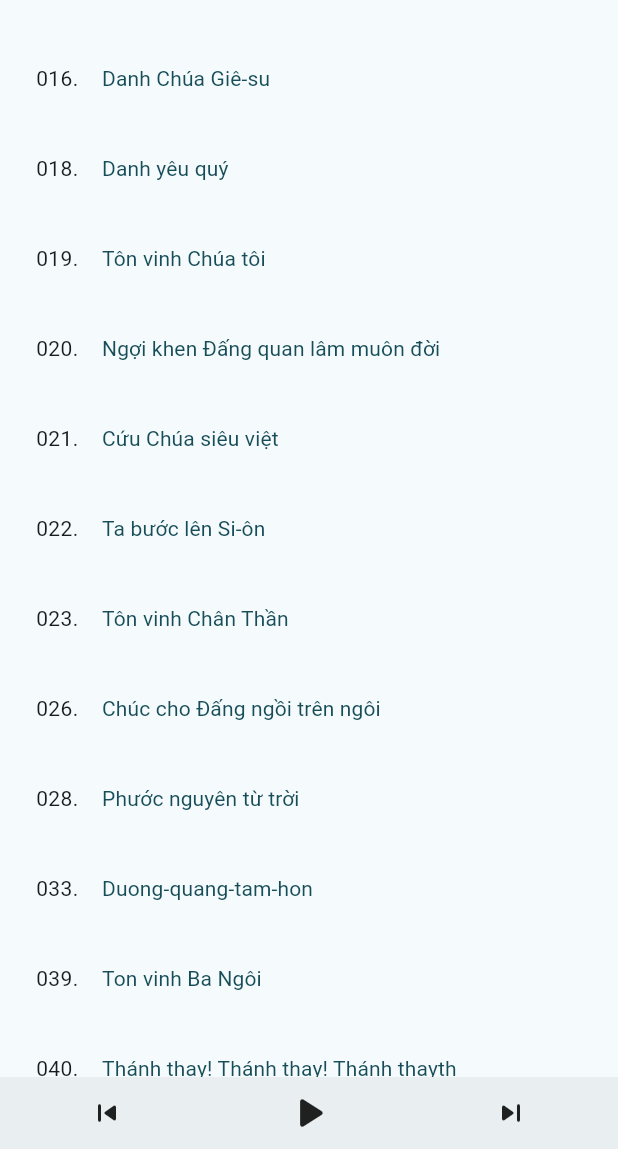
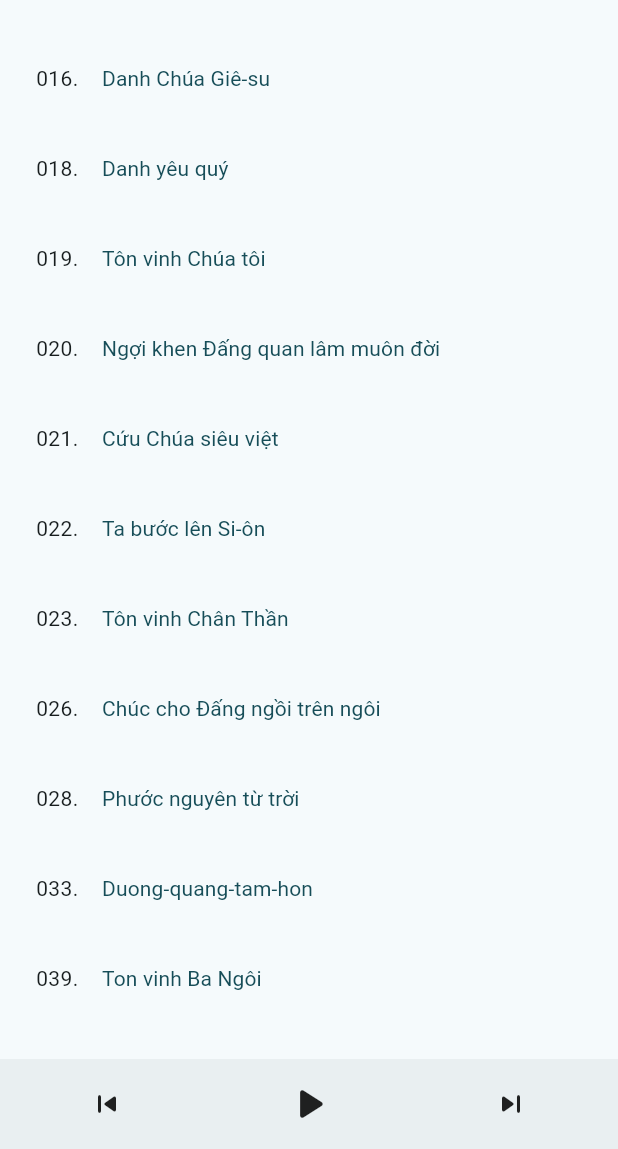
Before and after one commit to and1truong/thanhcatruyenthong, a Flutter app: the screen it shows after launch, scrolled down 576 dp, on a phone screen of 412 x 824 dp, the part 87-1236 px from its top. Run offline on Flutter 3.47's test engine with Material 3 defaults, Android fonts, the phone set to English and light mode, and no system bars; our stand-ins replace audioplayers; statements that could not run were skipped.

Commit message:
adjust height

```diff
--- a/lib/player_control.dart
+++ b/lib/player_control.dart
@@ -38,7 +38,7 @@ class PlayerControl extends StatelessWidget {
 
     return BottomAppBar(
       padding: const EdgeInsets.all(4),
-      height: 48,
+      height: 60,
       child: Row(
         mainAxisAlignment: MainAxisAlignment.spaceAround,
         children: [prevBtn, playBtn, nextBtn],
```
